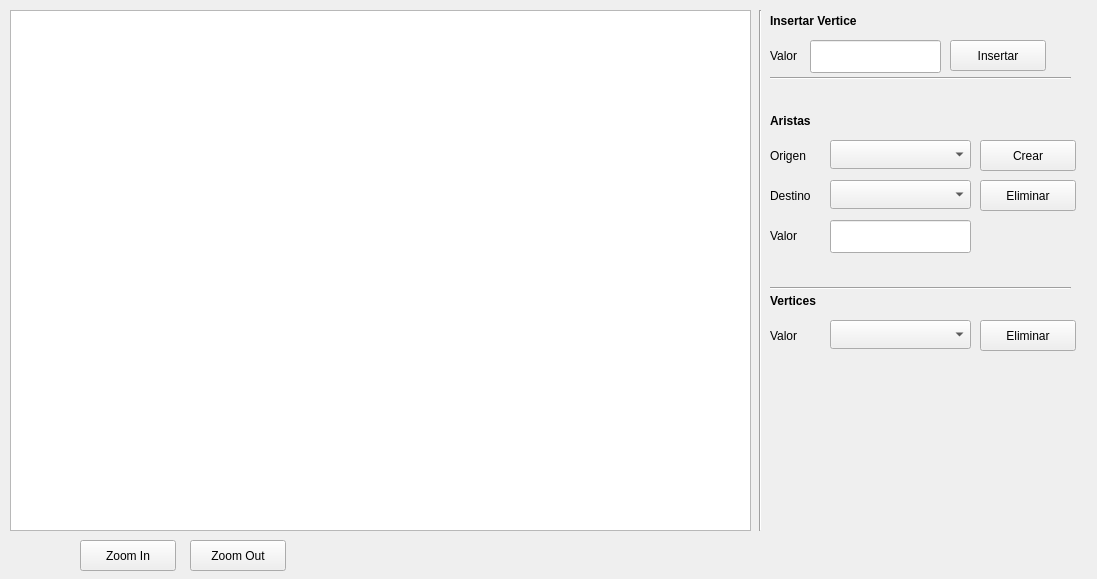
Old version of the form GrafoForm.ui in the repository rNexeR/Estructura-Proyecto2.
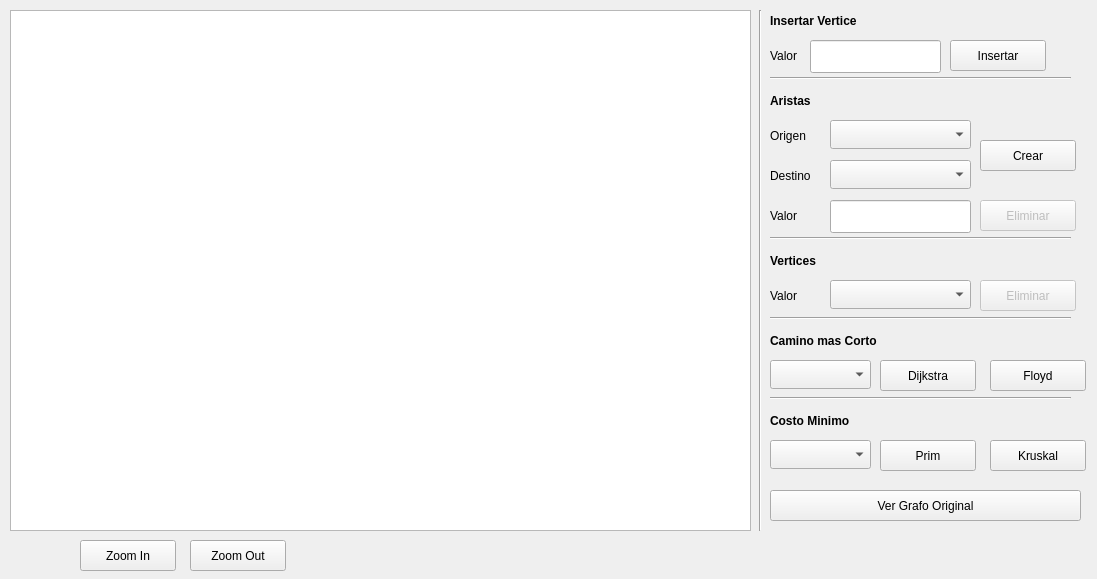
New version of the form.

Diff of the .ui file:
```diff
--- a/GrafoForm.ui
+++ b/GrafoForm.ui
@@ -85,7 +85,7 @@
    <property name="geometry">
     <rect>
      <x>770</x>
-     <y>140</y>
+     <y>120</y>
      <width>51</width>
      <height>31</height>
     </rect>
@@ -98,7 +98,7 @@
    <property name="geometry">
     <rect>
      <x>770</x>
-     <y>110</y>
+     <y>90</y>
      <width>101</width>
      <height>21</height>
     </rect>
@@ -117,7 +117,7 @@
    <property name="geometry">
     <rect>
      <x>830</x>
-     <y>140</y>
+     <y>120</y>
      <width>141</width>
      <height>29</height>
     </rect>
@@ -127,7 +127,7 @@
    <property name="geometry">
     <rect>
      <x>770</x>
-     <y>180</y>
+     <y>160</y>
      <width>51</width>
      <height>31</height>
     </rect>
@@ -140,7 +140,7 @@
    <property name="geometry">
     <rect>
      <x>830</x>
-     <y>180</y>
+     <y>160</y>
      <width>141</width>
      <height>29</height>
     </rect>
@@ -160,10 +160,13 @@
    </property>
   </widget>
   <widget class="QPushButton" name="eliminarArista">
+   <property name="enabled">
+    <bool>false</bool>
+   </property>
    <property name="geometry">
     <rect>
      <x>980</x>
-     <y>180</y>
+     <y>200</y>
      <width>96</width>
      <height>31</height>
     </rect>
@@ -176,7 +179,7 @@
    <property name="geometry">
     <rect>
      <x>770</x>
-     <y>320</y>
+     <y>280</y>
      <width>51</width>
      <height>31</height>
     </rect>
@@ -189,17 +192,20 @@
    <property name="geometry">
     <rect>
      <x>830</x>
-     <y>320</y>
+     <y>280</y>
      <width>141</width>
      <height>29</height>
     </rect>
    </property>
   </widget>
   <widget class="QPushButton" name="eliminarVertice">
+   <property name="enabled">
+    <bool>false</bool>
+   </property>
    <property name="geometry">
     <rect>
      <x>980</x>
-     <y>320</y>
+     <y>280</y>
      <width>96</width>
      <height>31</height>
     </rect>
@@ -212,7 +218,7 @@
    <property name="geometry">
     <rect>
      <x>770</x>
-     <y>290</y>
+     <y>250</y>
      <width>101</width>
      <height>21</height>
     </rect>
@@ -257,7 +263,7 @@
    <property name="geometry">
     <rect>
      <x>770</x>
-     <y>280</y>
+     <y>230</y>
      <width>301</width>
      <height>16</height>
     </rect>
@@ -296,7 +302,7 @@
    <property name="geometry">
     <rect>
      <x>830</x>
-     <y>220</y>
+     <y>200</y>
      <width>141</width>
      <height>33</height>
     </rect>
@@ -306,7 +312,7 @@
    <property name="geometry">
     <rect>
      <x>770</x>
-     <y>220</y>
+     <y>200</y>
      <width>61</width>
      <height>31</height>
     </rect>
@@ -315,6 +321,155 @@
     <string>Valor</string>
    </property>
   </widget>
+  <widget class="Line" name="line_4">
+   <property name="geometry">
+    <rect>
+     <x>770</x>
+     <y>310</y>
+     <width>301</width>
+     <height>16</height>
+    </rect>
+   </property>
+   <property name="orientation">
+    <enum>Qt::Horizontal</enum>
+   </property>
+  </widget>
+  <widget class="QLabel" name="label_9">
+   <property name="geometry">
+    <rect>
+     <x>770</x>
+     <y>330</y>
+     <width>141</width>
+     <height>21</height>
+    </rect>
+   </property>
+   <property name="font">
+    <font>
+     <weight>75</weight>
+     <bold>true</bold>
+    </font>
+   </property>
+   <property name="text">
+    <string>Camino mas Corto</string>
+   </property>
+  </widget>
+  <widget class="QPushButton" name="crearArista_2">
+   <property name="geometry">
+    <rect>
+     <x>880</x>
+     <y>360</y>
+     <width>96</width>
+     <height>31</height>
+    </rect>
+   </property>
+   <property name="text">
+    <string>Dijkstra</string>
+   </property>
+  </widget>
+  <widget class="QPushButton" name="crearArista_3">
+   <property name="geometry">
+    <rect>
+     <x>990</x>
+     <y>360</y>
+     <width>96</width>
+     <height>31</height>
+    </rect>
+   </property>
+   <property name="text">
+    <string>Floyd</string>
+   </property>
+  </widget>
+  <widget class="QLabel" name="label_10">
+   <property name="geometry">
+    <rect>
+     <x>770</x>
+     <y>410</y>
+     <width>141</width>
+     <height>21</height>
+    </rect>
+   </property>
+   <property name="font">
+    <font>
+     <weight>75</weight>
+     <bold>true</bold>
+    </font>
+   </property>
+   <property name="text">
+    <string>Costo Minimo</string>
+   </property>
+  </widget>
+  <widget class="QPushButton" name="crearArista_4">
+   <property name="geometry">
+    <rect>
+     <x>990</x>
+     <y>440</y>
+     <width>96</width>
+     <height>31</height>
+    </rect>
+   </property>
+   <property name="text">
+    <string>Kruskal</string>
+   </property>
+  </widget>
+  <widget class="QPushButton" name="crearArista_5">
+   <property name="geometry">
+    <rect>
+     <x>880</x>
+     <y>440</y>
+     <width>96</width>
+     <height>31</height>
+    </rect>
+   </property>
+   <property name="text">
+    <string>Prim</string>
+   </property>
+  </widget>
+  <widget class="Line" name="line_5">
+   <property name="geometry">
+    <rect>
+     <x>770</x>
+     <y>390</y>
+     <width>301</width>
+     <height>16</height>
+    </rect>
+   </property>
+   <property name="orientation">
+    <enum>Qt::Horizontal</enum>
+   </property>
+  </widget>
+  <widget class="QComboBox" name="cmbInicioDijkstra">
+   <property name="geometry">
+    <rect>
+     <x>770</x>
+     <y>360</y>
+     <width>101</width>
+     <height>29</height>
+    </rect>
+   </property>
+  </widget>
+  <widget class="QComboBox" name="cmbInicioPrim">
+   <property name="geometry">
+    <rect>
+     <x>770</x>
+     <y>440</y>
+     <width>101</width>
+     <height>29</height>
+    </rect>
+   </property>
+  </widget>
+  <widget class="QPushButton" name="crearArista_6">
+   <property name="geometry">
+    <rect>
+     <x>770</x>
+     <y>490</y>
+     <width>311</width>
+     <height>31</height>
+    </rect>
+   </property>
+   <property name="text">
+    <string>Ver Grafo Original</string>
+   </property>
+  </widget>
  </widget>
  <resources/>
  <connections/>
```
